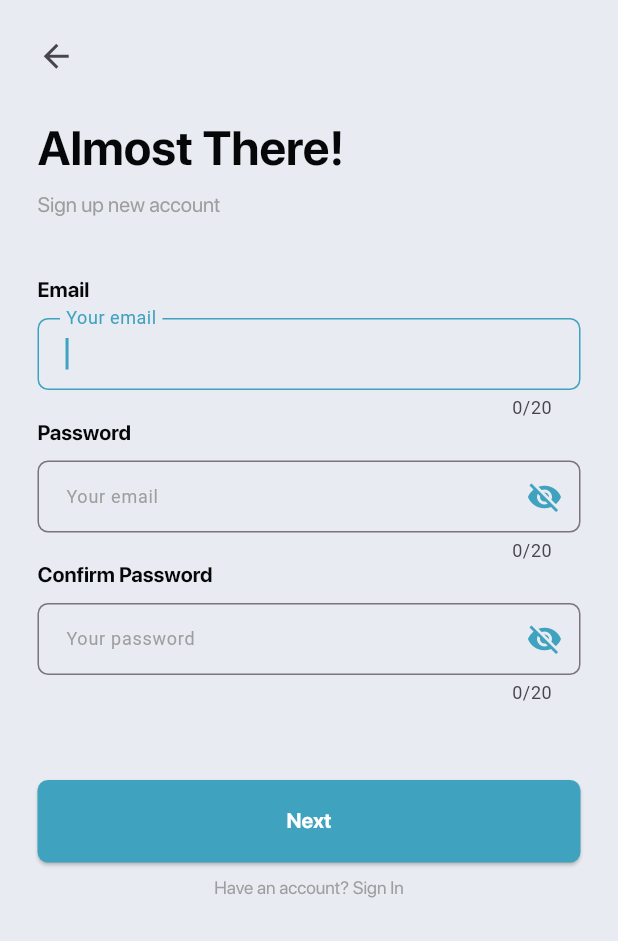
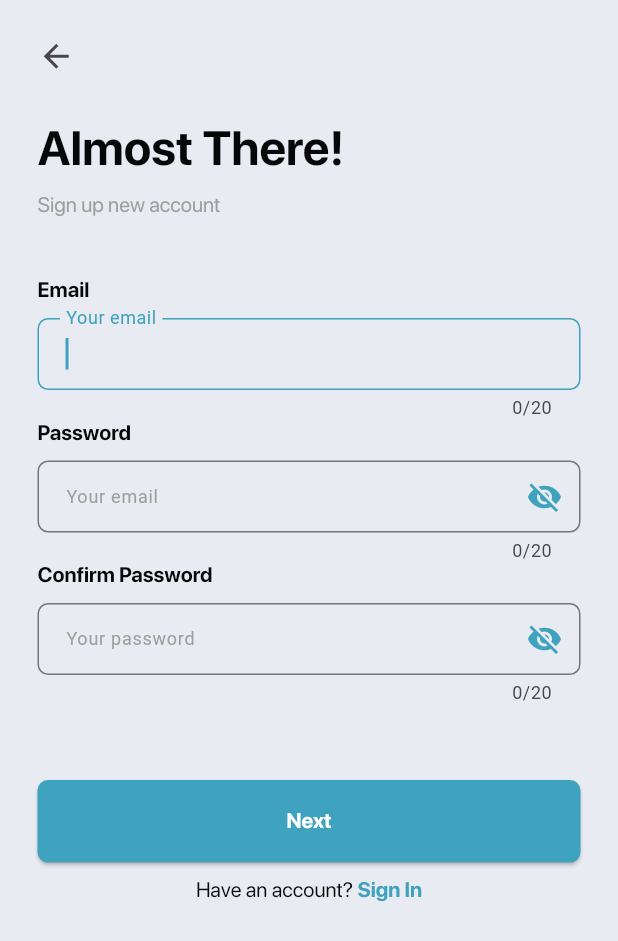
Before and after one commit to Raielaaa/DARA-fleet-management, a Flutter app: the Register screen opened by its route, after a tap on "MM/DD/YY", after a tap on "Next", on a phone screen of 412 x 824 dp. Shown: the top 941 px of the screen. Run offline on Flutter 3.47's test engine with Material 3 defaults, Android fonts, the phone set to English and light mode, and no system bars; our stand-ins replace flutter_otp_text_field, video_player; missing offline and left inert: flutter_rounded_date_picker.

Commit message:
v1.8 finished initial UI for phase 1. Account page

```diff
--- a/lib/main.dart
+++ b/lib/main.dart
@@ -3,6 +3,7 @@ import 'package:dara_app/view/pages/account/login/login.dart';
 import 'package:dara_app/view/pages/account/register/register.dart';
 import 'package:dara_app/view/pages/account/register/register_email_pass.dart';
 import 'package:dara_app/view/pages/account/register/register_phone_number.dart';
+import 'package:dara_app/view/pages/account/register/register_successful.dart';
 import 'package:dara_app/view/pages/account/register/register_verify_phone.dart';
 import 'package:dara_app/view/pages/carousel/widgets/page_1.dart';
 import 'package:dara_app/view/pages/carousel/widgets/page_2.dart';
@@ -45,6 +46,7 @@ class MyApp extends StatelessWidget {
           "register_email_pass": (context) => const RegisterEmailPass(),
           "register_phone_number": (context) => const RegisterPhoneNumber(),
           "register_verify_number": (context) => const RegisterVerifyNumber(),
+          "register_successful": (context) => const RegisterSuccessful(),
 
           //  Login main
           "login_main": (context) => const LoginMain()
--- a/lib/view/pages/account/register/register.dart
+++ b/lib/view/pages/account/register/register.dart
@@ -2,6 +2,7 @@ import "package:dara_app/view/shared/colors.dart";
 import "package:dara_app/view/shared/components.dart";
 import "package:dara_app/view/shared/strings.dart";
 import "package:flutter/material.dart";
+import "package:flutter/widgets.dart";
 import 'package:flutter_rounded_date_picker/flutter_rounded_date_picker.dart';
 
 class Register extends StatefulWidget {
@@ -158,11 +159,29 @@ class _RegisterState extends State<Register> {
 
             //  TextView - Already have an account
             const SizedBox(height: 10),
-            CustomComponents.displayText(
-              ProjectStrings.account_register_ep_have_an_account,
-              color: Colors.grey,
-              fontSize: 14,
-              textAlign: TextAlign.center
+            Align(
+              alignment: Alignment.center,
+              child: RichText(
+                text: const TextSpan(
+                  text: ProjectStrings.account_register_ep_have_an_account_1,
+                  style: TextStyle(
+                    fontSize: 14,
+                    color: Color(0xff08080a),
+                    fontFamily: ProjectStrings.general_font_family
+                  ),
+                  children: <TextSpan> [
+                    TextSpan(
+                      text: ProjectStrings.account_register_ep_have_an_account_2,
+                      style: TextStyle(
+                        color: Color(0xff3FA2BE),
+                        fontFamily: ProjectStrings.general_font_family,
+                        fontWeight: FontWeight.bold,
+                        fontSize: 14
+                      )
+                    )
+                  ]
+                )
+              ),
             )
           ],
         )
--- a/lib/view/pages/account/register/register_email_pass.dart
+++ b/lib/view/pages/account/register/register_email_pass.dart
@@ -1,3 +1,5 @@
+// ignore_for_file: unused_element
+
 import "package:dara_app/view/pages/account/register/widgets/terms_and_conditions.dart";
 import "package:dara_app/view/shared/colors.dart";
 import "package:dara_app/view/shared/components.dart";
@@ -129,11 +131,29 @@ class _RegisterEmailPassState extends State<RegisterEmailPass> {
 
             //  TextView - Already have an account
             const SizedBox(height: 10),
-            CustomComponents.displayText(
-              ProjectStrings.account_register_ep_have_an_account,
-              color: Colors.grey,
-              fontSize: 12,
-              textAlign: TextAlign.center
+            Align(
+              alignment: Alignment.center,
+              child: RichText(
+                text: const TextSpan(
+                  text: ProjectStrings.account_register_ep_have_an_account_1,
+                  style: TextStyle(
+                    fontSize: 14,
+                    color: Color(0xff08080a),
+                    fontFamily: ProjectStrings.general_font_family
+                  ),
+                  children: <TextSpan> [
+                    TextSpan(
+                      text: ProjectStrings.account_register_ep_have_an_account_2,
+                      style: TextStyle(
+                        color: Color(0xff3FA2BE),
+                        fontFamily: ProjectStrings.general_font_family,
+                        fontWeight: FontWeight.bold,
+                        fontSize: 14
+                      )
+                    )
+                  ]
+                )
+              ),
             )
           ],
         )
--- a/lib/view/pages/account/register/register_phone_number.dart
+++ b/lib/view/pages/account/register/register_phone_number.dart
@@ -1,8 +1,9 @@
+// ignore_for_file: unused_element
+
 import "package:dara_app/view/shared/colors.dart";
 import "package:dara_app/view/shared/components.dart";
 import "package:dara_app/view/shared/strings.dart";
 import "package:flutter/material.dart";
-import "package:flutter/widgets.dart";
 
 class RegisterPhoneNumber extends StatefulWidget {
   const RegisterPhoneNumber({super.key});
@@ -12,6 +13,7 @@ class RegisterPhoneNumber extends StatefulWidget {
 }
 
 class _RegisterPhoneNumberState extends State<RegisterPhoneNumber> {
+
   @override
   Widget build(BuildContext context) {
     return Material(
@@ -56,7 +58,7 @@ class _RegisterPhoneNumberState extends State<RegisterPhoneNumber> {
 
             //  Image display
             Padding(
-              padding: const EdgeInsets.symmetric(horizontal: 30),
+              padding: const EdgeInsets.only(left: 30, right: 30, top: 10),
               child: Image.asset("lib/assets/pictures/phone_1.png"),
             ),
 
--- a/lib/view/pages/account/register/widgets/terms_and_conditions.dart
+++ b/lib/view/pages/account/register/widgets/terms_and_conditions.dart
@@ -1,3 +1,4 @@
+import "package:dara_app/view/pages/account/register/register_email_pass.dart";
 import "package:dara_app/view/shared/colors.dart";
 import "package:dara_app/view/shared/components.dart";
 import "package:dara_app/view/shared/strings.dart";
@@ -415,9 +416,7 @@ Widget termsAndCondition(BuildContext context) => makeDismissible(
 
                 CustomComponents.displayElevatedButton(
                   ProjectStrings.terms_and_conditions_accept_button,
-                  onPressed: () {
-                    Navigator.pushNamed(context, "register_phone_number");
-                  }
+                  onPressed: () => CustomComponents.showAlertDialog(context)
                 )
               ],
             ),
--- a/lib/view/shared/strings.dart
+++ b/lib/view/shared/strings.dart
@@ -5,6 +5,8 @@ class ProjectStrings {
   static const String general_font_family = "SF Pro Display";
   static String general_next_button = "Next";
   static String general_back_button = "Back";
+  static const String general_dialog_no = "No";
+  static const String general_dialog_yes = "Yes";
 
   //  Information carousel
   static String carousel_back = "Back";
@@ -48,7 +50,9 @@ class ProjectStrings {
   static String account_register_ep_password_hint = "Your password";
   static String account_register_ep_confirm_password = "Confirm Password";
   static String account_register_ep_confirm_password_hint = "Your password";
-  static String account_register_ep_have_an_account = "Have an account? Sign In";
+  static const String account_register_ep_have_an_account_1 = "Have an account? ";
+  static const String account_register_ep_have_an_account_2 = "Sign In";
+
 
   //  Login page - main
   static String account_login_main_header = "Welcome Back!";
@@ -115,6 +119,16 @@ class ProjectStrings {
   //  Register page - verify phone number
   static String register_verify_number_header = "Verify your account";
   static String register_verify_subheader = "Sign up new account";
-  static String register_verify_resent_otp = "Didn't receive a code? Resend OTP";
+  static const String register_verify_resent_otp_1 = "Didn't receive a code? ";
+  static const String register_verify_resent_otp_2 = "Resend OTP";
   static String register_verify_button = "Verify";
+
+  //  Register page - successful page
+  static String register_complete_header = "Congratulations!";
+  static String register_complete_subheader = "Your account has been created successfully";
+  static String register_complete_continue_button = "Continue";
+
+  //  Register dialog - confirm number transaction
+  static const String register_dialog_title = "Alert";
+  static const String register_dialog_content = "Proceeding with phone number verification is recommended for users intending to rent a unit. Do you wish to continue with phone registration?";
 }
--- a/pubspec.yaml
+++ b/pubspec.yaml
@@ -38,6 +38,7 @@ dependencies:
   chewie: ^1.8.1
   video_player: ^2.8.6
   flutter_rounded_date_picker: ^3.0.4
+  flutter_otp_text_field: ^1.1.3+2
 
 dev_dependencies:
   flutter_test:
@@ -74,6 +75,7 @@ flutter:
     - lib/assets/pictures/google.png
     - lib/assets/pictures/phone_1.png
     - lib/assets/pictures/phone_2.png
+    - lib/assets/pictures/register_successful.png
 
     # - lib/assets/pictures/carousel_image_2.png
     # - lib/assets/pictures/carousel_image_3.png
```
Also changed, not shown: lib/view/pages/account/register/register_successful.dart (added, +75 -0 lines), lib/view/pages/account/register/register_verify_phone.dart (+43 -60 lines), lib/view/shared/components.dart (+35 -0 lines), lib/assets/pictures/register_successful.png (added), pubspec.lock.
